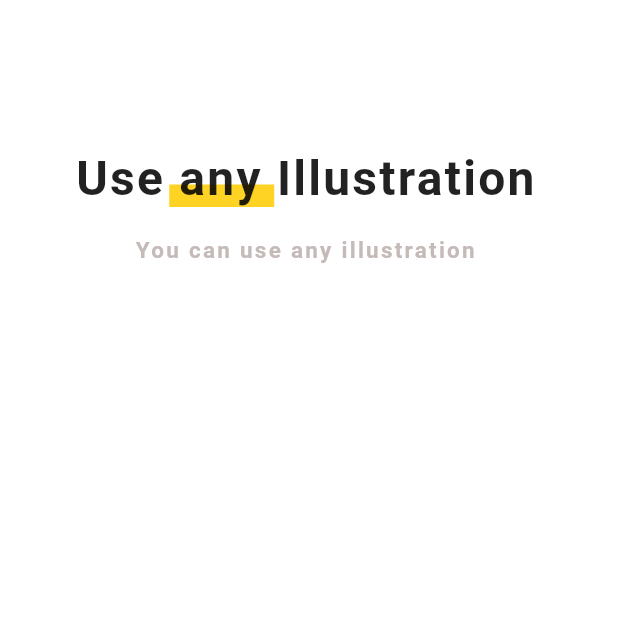
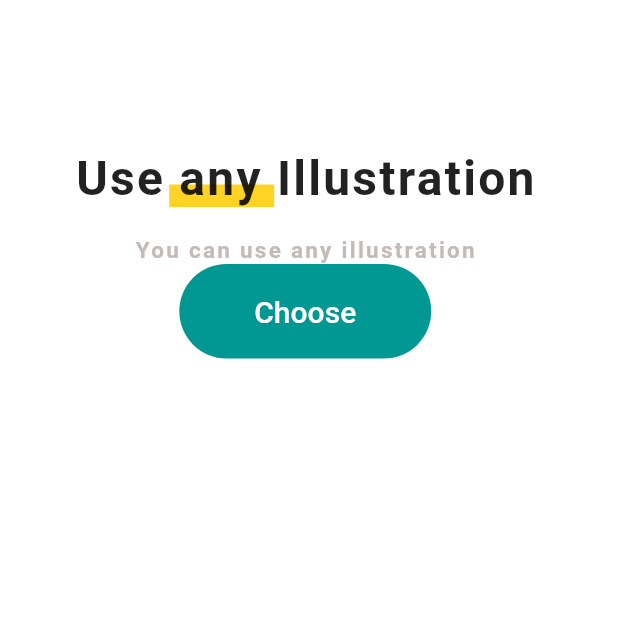
Before and after one commit to mmalak7/slider_booking, a Flutter app: the screen it shows after launch, on a phone screen of 412 x 824 dp, the top half of it. Run offline on Flutter 3.47's test engine with Material 2 defaults, Android fonts, the phone set to English and light mode, and no system bars.

Commit message:
style button

```diff
--- a/lib/main.dart
+++ b/lib/main.dart
@@ -31,7 +31,22 @@ class _HomeState extends State<Home> {
                       // color: Color(0xFFf1eff5)),
                       color: Color(0xFFc4bab7)),
                 ),
-              )
+              ),
+              //tu idzie slider z image różnymi!
+              //tu idzie button
+              FlatButton(
+                color: Color(0xFF019793),
+                textColor: Colors.white,
+                padding: const EdgeInsets.fromLTRB(50.0, 20.0, 50.0, 20.0),
+                shape: RoundedRectangleBorder(
+                  borderRadius: BorderRadius.circular(35.0),
+                ),
+                onPressed: () {},
+                child: Text(
+                  "Choose",
+                  style: TextStyle(fontSize: 20.0),
+                ),
+              ),
             ],
           )),
     );
```
